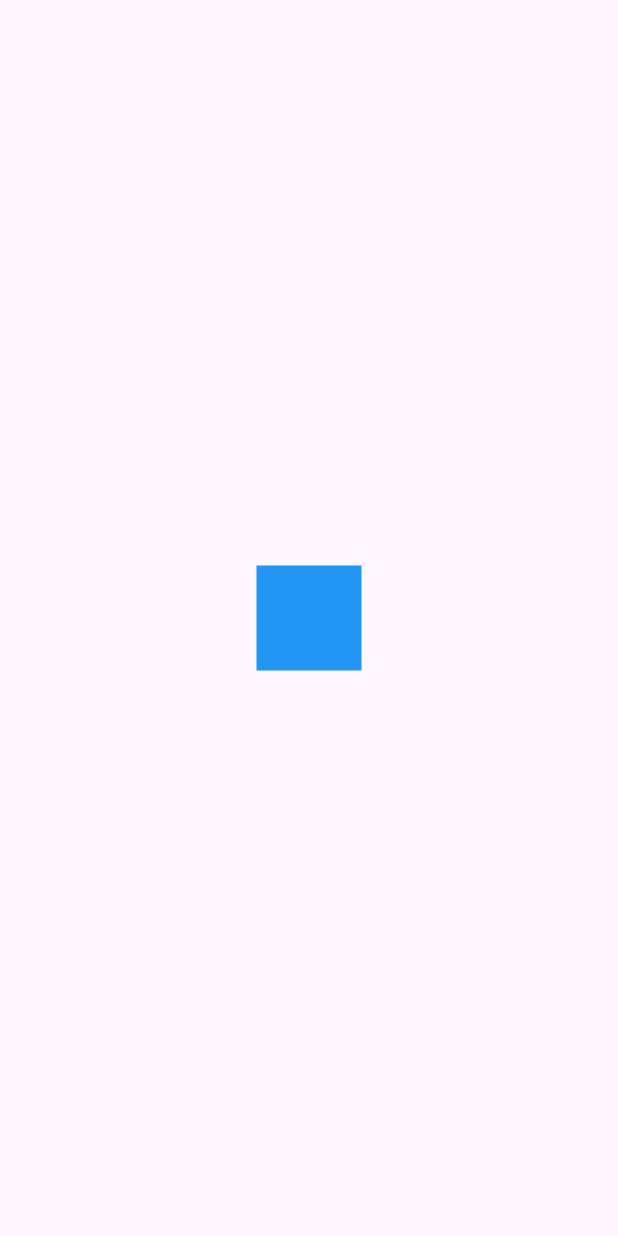
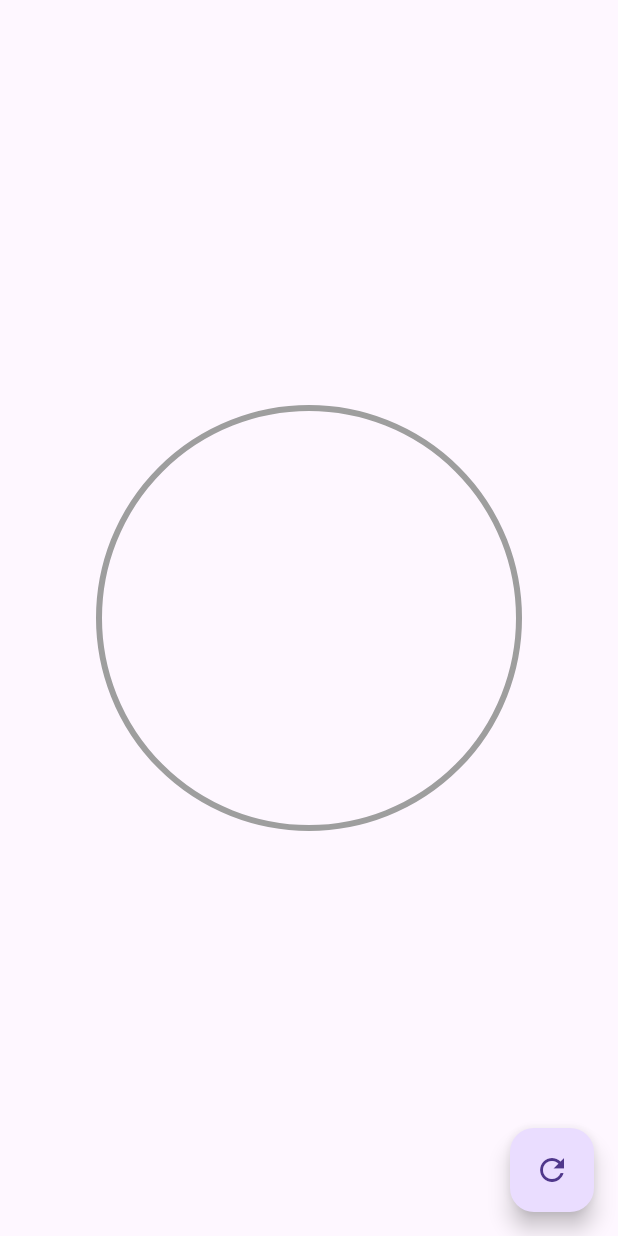
Before and after one commit to jarp8/disenos-app, a Flutter app: the screen it shows after launch, on a phone screen of 412 x 824 dp. Run offline on Flutter 3.47's test engine with Material 3 defaults, Android fonts, the phone set to English and light mode, and no system bars.

Commit message:
Animacion de radial progress terminada, falta customizar los demas atributos del widget

```diff
--- a/lib/main.dart
+++ b/lib/main.dart
@@ -1,8 +1,12 @@
-import 'package:disenos_app/src/pages/animaciones_page.dart';
-import 'package:disenos_app/src/retos/cuadrado_animado_page.dart';
 import 'package:flutter/material.dart';
 
-import 'package:disenos_app/src/pages/headers_page.dart';
+// import 'package:disenos_app/src/pages/headers_page.dart';
+// import 'package:disenos_app/src/pages/animaciones_page.dart';
+// import 'package:disenos_app/src/retos/cuadrado_animado_page.dart';
+
+// import 'package:disenos_app/src/labs/circular_progress_page.dart';
+
+import 'package:disenos_app/src/pages/graficas_circulares_page.dart';
 
 void main() => runApp(const MyApp());
 
@@ -14,7 +18,7 @@ class MyApp extends StatelessWidget {
     return const MaterialApp(
       debugShowCheckedModeBanner: false,
       title: 'Diseños app',
-      home: CuadradoAnimadoPage()
+      home: GraficasCircularesPage()
     );
   }
 }
--- /dev/null
+++ b/lib/src/pages/graficas_circulares_page.dart
@@ -0,0 +1,39 @@
+import 'package:disenos_app/src/widgets/radial_progress.dart';
+import 'package:flutter/material.dart';
+
+class GraficasCircularesPage extends StatefulWidget {
+  const GraficasCircularesPage({super.key});
+
+  @override
+  State<GraficasCircularesPage> createState() => _GraficasCircularesPageState();
+}
+
+class _GraficasCircularesPageState extends State<GraficasCircularesPage> {
+
+  double porncentaje = 0.0;
+
+  @override
+  Widget build(BuildContext context) {
+    return Scaffold(
+      floatingActionButton: FloatingActionButton(
+        onPressed: () {
+          porncentaje += 10;
+
+          if(porncentaje > 100) {
+            porncentaje = 0;
+          }
+
+          setState(() {});
+        },
+        child: const Icon(Icons.refresh),
+      ),
+      body: Center(
+        child: Container(
+          width: 300,
+          height: 300,
+          child: RadialProgress(porcentaje: porncentaje),
+        )
+      ),
+    );
+  }
+}
--- /dev/null
+++ b/lib/src/widgets/radial_progress.dart
@@ -0,0 +1,100 @@
+import 'dart:math';
+
+import 'package:flutter/material.dart';
+
+class RadialProgress extends StatefulWidget {
+
+  final double porcentaje;
+
+  const RadialProgress({super.key, required this.porcentaje});
+
+  @override
+  State<RadialProgress> createState() => _RadialProgressState();
+}
+
+class _RadialProgressState extends State<RadialProgress> with SingleTickerProviderStateMixin {
+
+  late AnimationController controller;
+  late double porcentajeAnterior;
+
+  @override
+  void initState() {
+    porcentajeAnterior = widget.porcentaje;
+
+    controller = AnimationController(vsync: this, duration: const Duration(milliseconds: 200));
+
+    super.initState();
+  }
+
+  @override
+  void dispose() {
+    controller.dispose();
+    super.dispose();
+  }
+
+  @override
+  Widget build(BuildContext context) {
+    controller.forward(from: 0.0);
+
+    final diferenciaAnimar = widget.porcentaje - porcentajeAnterior;
+    porcentajeAnterior = widget.porcentaje;
+
+    return AnimatedBuilder(
+      animation: controller,
+      builder: (BuildContext context, Widget? child) {
+        return Container(
+          padding: const EdgeInsets.all(10),
+          width: double.infinity,
+          height: double.infinity,
+          child: CustomPaint(
+            painter: _MyRadialProgress(
+              porcentaje: (widget.porcentaje - diferenciaAnimar) + (diferenciaAnimar * controller.value)
+            ),
+          ),
+        );
+      },
+    );
+  }
+}
+
+
+class _MyRadialProgress extends CustomPainter {
+  final double porcentaje;
+
+  _MyRadialProgress({required this.porcentaje});
+
+  @override
+  void paint(Canvas canvas, Size size) {
+
+    // Circulo completado
+    final paint = Paint()
+      ..strokeWidth = 4
+      ..color = Colors.grey
+      ..style = PaintingStyle.stroke;
+
+      final center = Offset(size.width * 0.5, size.height * 0.5);
+      final double radio = min(size.width * 0.5, size.height * 0.5);
+
+      canvas.drawCircle(center, radio, paint);
+
+      // Arco
+      final paintArco = Paint()
+        ..strokeWidth = 10
+        ..color = Colors.pink
+        ..style = PaintingStyle.stroke;
+
+      // Parte que se deberà ir llenando
+      double arcAngle = 2 * pi * (porcentaje / 100);
+      canvas.drawArc(
+        Rect.fromCircle(center: center, radius: radio),
+        -pi / 2,
+        arcAngle,
+        false,
+        paintArco
+      );
+  }
+
+  @override
+  bool shouldRepaint(covariant CustomPainter oldDelegate) => true;
+
+}
```
Also changed, not shown: lib/src/labs/circular_progress_page.dart (added, +115 -0 lines), 2 other files.
